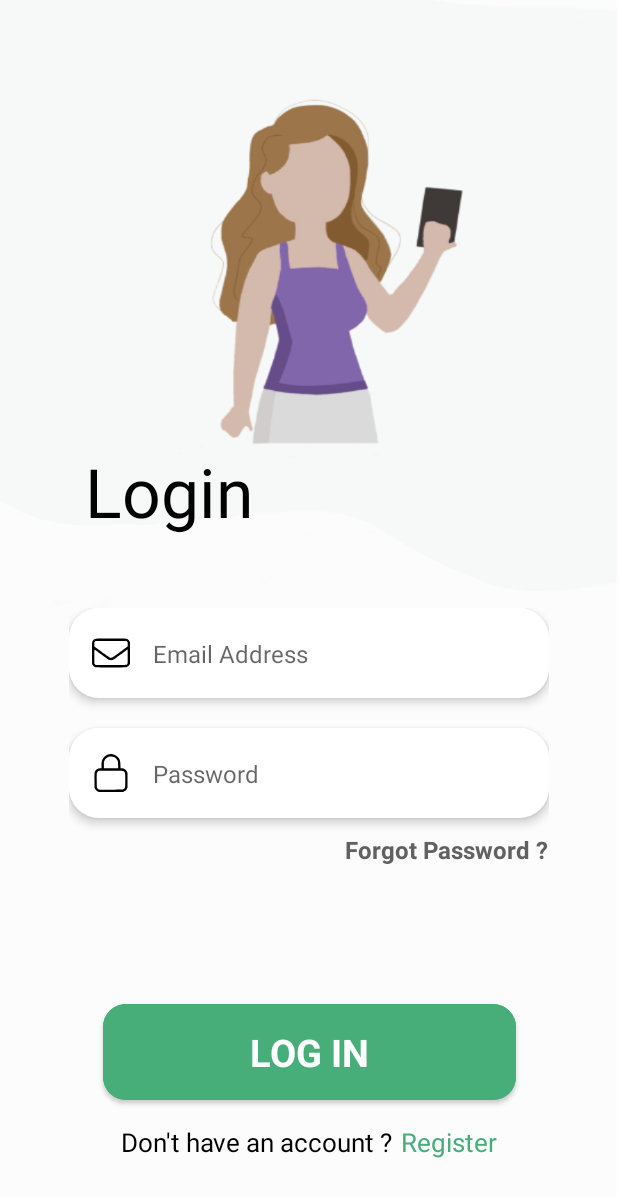
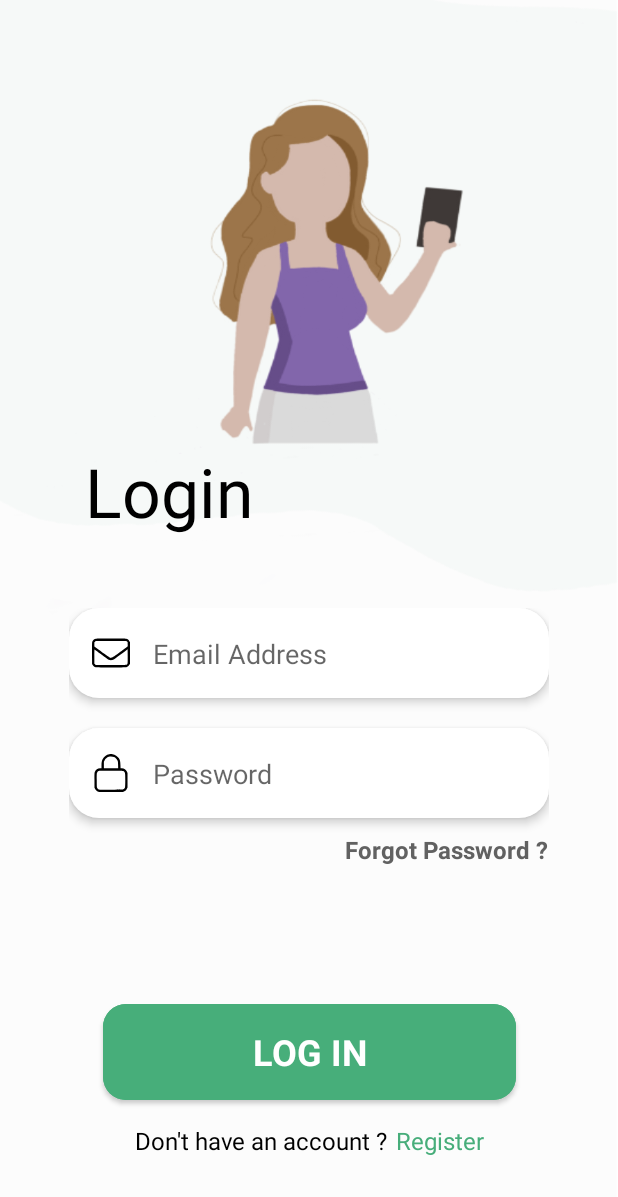
Before and after one commit to AudClem/InterimFront, an Android app: the layout login.xml on its own in the app's theme, with its tools: preview values and no code run, on a phone screen of 412 x 824 dp. Shown: the top 1197 px of the screen. Run offline under Robolectric (Android 15) with nearby library versions, the phone set to English and light mode, and no system bars; Roboto replaces fonts that are not available here.

Commit message:
Fix font size Login

```diff
--- a/app/src/main/res/layout/login.xml
+++ b/app/src/main/res/layout/login.xml
@@ -19,7 +19,7 @@
         android:fontFamily="@font/roboto_bold"
         android:text="LOG IN"
         android:textAppearance="@style/TextAppearance.AppCompat"
-        android:textSize="25dp"
+        android:textSize="24dp"
         android:textStyle="bold"
         app:cornerRadius="15dp"
         app:layout_constraintBottom_toBottomOf="parent"
@@ -56,7 +56,7 @@
         android:text="Don't have an account ?"
         android:textAlignment="center"
         android:textColor="#000000"
-        android:textSize="17dp"
+        android:textSize="16dp"
         app:layout_constraintEnd_toStartOf="@+id/register"
         app:layout_constraintHorizontal_bias="0.5"
         app:layout_constraintHorizontal_chainStyle="packed"
@@ -73,7 +73,7 @@
         android:text="Register"
         android:textAlignment="center"
         android:textColor="#47AD7A"
-        android:textSize="17dp"
+        android:textSize="16dp"
         app:layout_constraintEnd_toEndOf="parent"
         app:layout_constraintHorizontal_bias="0.5"
         app:layout_constraintStart_toEndOf="@+id/noAcc"
@@ -120,7 +120,7 @@
                 android:fontFamily="@font/roboto"
                 android:hint="Password"
                 android:inputType="textEmailAddress"
-                android:textSize="16dp"
+                android:textSize="18dp"
                 app:layout_constraintBottom_toBottomOf="parent"
                 app:layout_constraintEnd_toEndOf="parent"
                 app:layout_constraintStart_toEndOf="@+id/lock"
@@ -161,7 +161,7 @@
                 android:fontFamily="@font/roboto"
                 android:hint="Email Address"
                 android:inputType="textEmailAddress"
-                android:textSize="16dp"
+                android:textSize="18dp"
                 app:layout_constraintBottom_toBottomOf="parent"
                 app:layout_constraintEnd_toEndOf="parent"
                 app:layout_constraintStart_toEndOf="@+id/letter"
```
